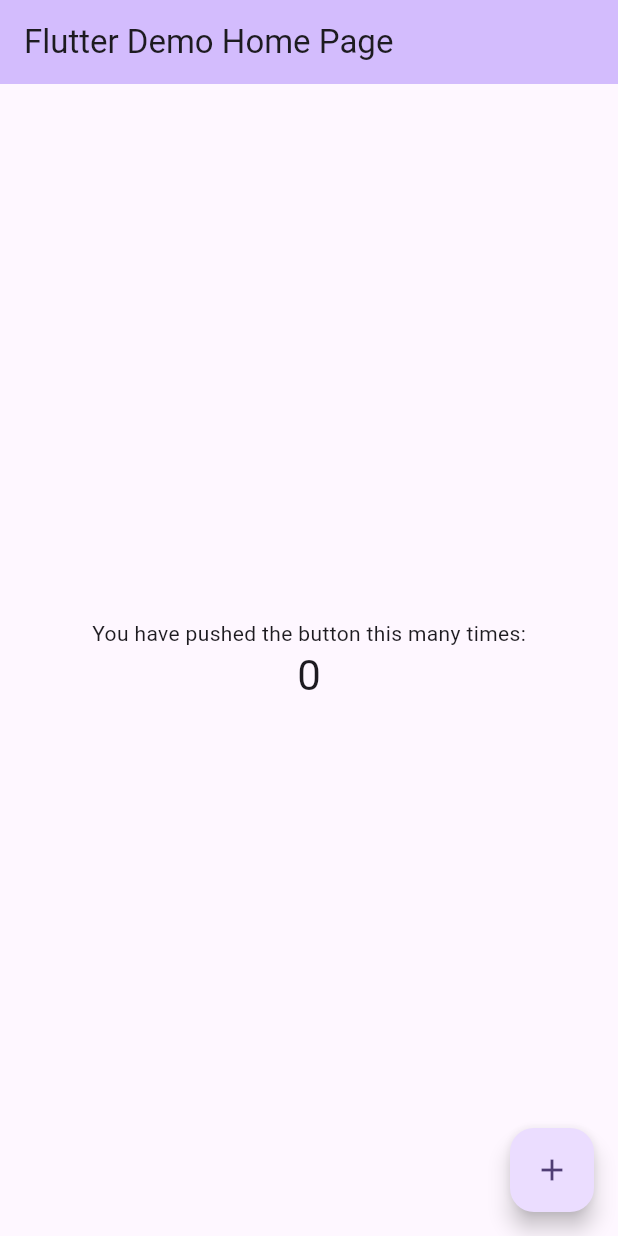
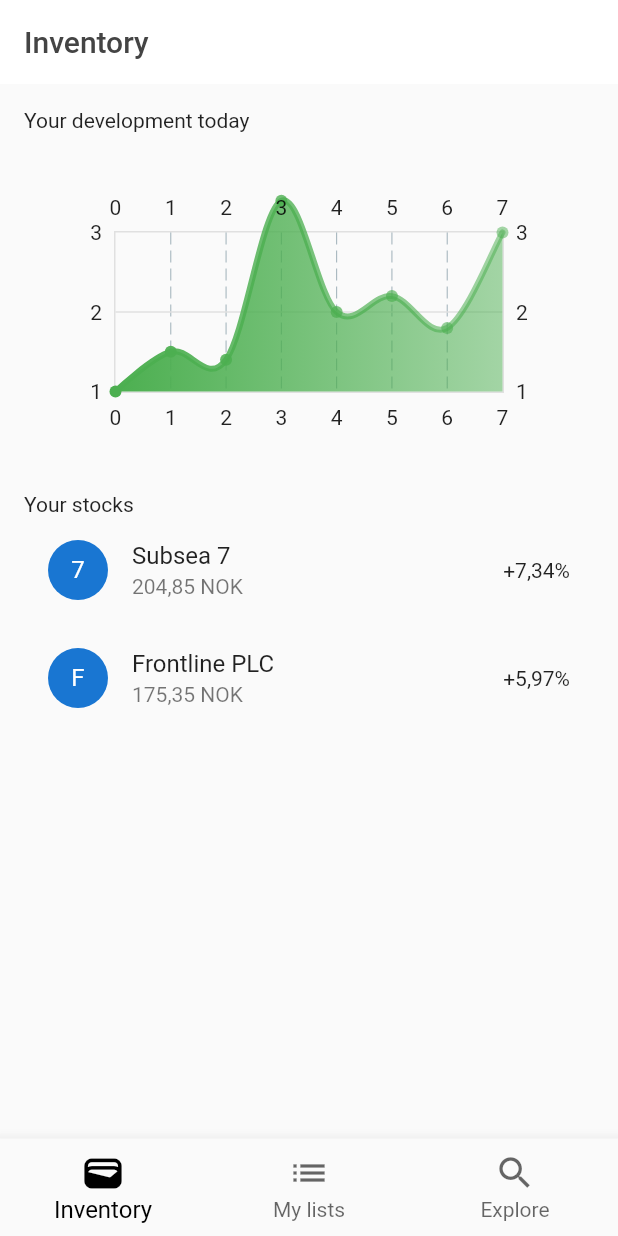
Before and after one commit to IDATA2503-Mobile-Applikasjoner/aksje_app, a Flutter app: the screen it shows after launch, on a phone screen of 412 x 824 dp. Run offline on Flutter 3.47's test engine with Material 2 defaults, Android fonts, the light colour scheme and no system bars; drawn by our look-alikes of fl_chart.

Commit message:
Skeleton: navbar and inventory

```diff
--- a/lib/main.dart
+++ b/lib/main.dart
@@ -1,125 +1,78 @@
 import 'package:flutter/material.dart';
+import 'package:aksje_app/widgets/inventory.dart';
+
+// Define the light theme color scheme
+const kLightPrimaryColor = Color(0xFFFFFFFF); // White
+const kLightSecondaryColor = Color(0xFF444444); // Soft black/dark gray
+const kLightButtonColor = Color.fromARGB(255, 0, 92, 184); // Dark Blue
+
+const kLightColorScheme = ColorScheme.light(
+  primary: kLightButtonColor,
+  onPrimary: kLightPrimaryColor,
+  background: kLightPrimaryColor,
+  onBackground: kLightSecondaryColor,
+);
+
+// Define the dark theme color scheme
+const kDarkPrimaryColor = Color(0xFF00264D); // Dark Blue
+const kDarkSecondaryColor = Color(0xFFCCCCCC); // Light gray
+const kDarkButtonColor = Color(0xFFFFFFFF); // White for contrast in dark mode
+
+const kDarkColorScheme = ColorScheme.dark(
+  primary: kDarkButtonColor,
+  onPrimary: kDarkPrimaryColor,
+  background: kDarkPrimaryColor,
+  onBackground: kDarkSecondaryColor,
+);
 
 void main() {
-  runApp(const MyApp());
-}
-
-class MyApp extends StatelessWidget {
-  const MyApp({super.key});
-
-  // This widget is the root of your application.
-  @override
-  Widget build(BuildContext context) {
-    return MaterialApp(
-      title: 'Flutter Demo',
-      theme: ThemeData(
-        // This is the theme of your application.
-        //
-        // TRY THIS: Try running your application with "flutter run". You'll see
-        // the application has a blue toolbar. Then, without quitting the app,
-        // try changing the seedColor in the colorScheme below to Colors.green
-        // and then invoke "hot reload" (save your changes or press the "hot
-        // reload" button in a Flutter-supported IDE, or press "r" if you used
-        // the command line to start the app).
-        //
-        // Notice that the counter didn't reset back to zero; the application
-        // state is not lost during the reload. To reset the state, use hot
-        // restart instead.
-        //
-        // This works for code too, not just values: Most code changes can be
-        // tested with just a hot reload.
-        colorScheme: ColorScheme.fromSeed(seedColor: Colors.deepPurple),
-        useMaterial3: true,
-      ),
-      home: const MyHomePage(title: 'Flutter Demo Home Page'),
-    );
-  }
-}
-
-class MyHomePage extends StatefulWidget {
-  const MyHomePage({super.key, required this.title});
-
-  // This widget is the home page of your application. It is stateful, meaning
-  // that it has a State object (defined below) that contains fields that affect
-  // how it looks.
-
-  // This class is the configuration for the state. It holds the values (in this
-  // case the title) provided by the parent (in this case the App widget) and
-  // used by the build method of the State. Fields in a Widget subclass are
-  // always marked "final".
-
-  final String title;
-
-  @override
-  State<MyHomePage> createState() => _MyHomePageState();
-}
-
-class _MyHomePageState extends State<MyHomePage> {
-  int _counter = 0;
-
-  void _incrementCounter() {
-    setState(() {
-      // This call to setState tells the Flutter framework that something has
-      // changed in this State, which causes it to rerun the build method below
-      // so that the display can reflect the updated values. If we changed
-      // _counter without calling setState(), then the build method would not be
-      // called again, and so nothing would appear to happen.
-      _counter++;
-    });
-  }
-
-  @override
-  Widget build(BuildContext context) {
-    // This method is rerun every time setState is called, for instance as done
-    // by the _incrementCounter method above.
-    //
-    // The Flutter framework has been optimized to make rerunning build methods
-    // fast, so that you can just rebuild anything that needs updating rather
-    // than having to individually change instances of widgets.
-    return Scaffold(
-      appBar: AppBar(
-        // TRY THIS: Try changing the color here to a specific color (to
-        // Colors.amber, perhaps?) and trigger a hot reload to see the AppBar
-        // change color while the other colors stay the same.
-        backgroundColor: Theme.of(context).colorScheme.inversePrimary,
-        // Here we take the value from the MyHomePage object that was created by
-        // the App.build method, and use it to set our appbar title.
-        title: Text(widget.title),
-      ),
-      body: Center(
-        // Center is a layout widget. It takes a single child and positions it
-        // in the middle of the parent.
-        child: Column(
-          // Column is also a layout widget. It takes a list of children and
-          // arranges them vertically. By default, it sizes itself to fit its
-          // children horizontally, and tries to be as tall as its parent.
-          //
-          // Column has various properties to control how it sizes itself and
-          // how it positions its children. Here we use mainAxisAlignment to
-          // center the children vertically; the main axis here is the vertical
-          // axis because Columns are vertical (the cross axis would be
-          // horizontal).
-          //
-          // TRY THIS: Invoke "debug painting" (choose the "Toggle Debug Paint"
-          // action in the IDE, or press "p" in the console), to see the
-          // wireframe for each widget.
-          mainAxisAlignment: MainAxisAlignment.center,
-          children: <Widget>[
-            const Text(
-              'You have pushed the button this many times:',
-            ),
-            Text(
-              '$_counter',
-              style: Theme.of(context).textTheme.headlineMedium,
-            ),
-          ],
+  runApp(
+    MaterialApp(
+      title: 'Investmate',
+      // Define the dark theme for the app
+      darkTheme: ThemeData.dark().copyWith(
+        colorScheme: kDarkColorScheme,
+        appBarTheme: const AppBarTheme(
+          backgroundColor: kDarkPrimaryColor,
+          foregroundColor: kDarkSecondaryColor,
+        ),
+        cardTheme: CardTheme(
+          color: kDarkColorScheme.surface,
+          margin: const EdgeInsets.symmetric(
+            horizontal: 16,
+            vertical: 8,
+          ),
+        ),
+        elevatedButtonTheme: ElevatedButtonThemeData(
+          style: ElevatedButton.styleFrom(
+            foregroundColor: kDarkPrimaryColor,
+            backgroundColor: kDarkButtonColor,
+          ),
         ),
       ),
-      floatingActionButton: FloatingActionButton(
-        onPressed: _incrementCounter,
-        tooltip: 'Increment',
-        child: const Icon(Icons.add),
-      ), // This trailing comma makes auto-formatting nicer for build methods.
-    );
-  }
+      // Define the light theme for the app
+      theme: ThemeData.light().copyWith(
+        colorScheme: kLightColorScheme,
+        appBarTheme: const AppBarTheme(
+          backgroundColor: kLightPrimaryColor,
+          foregroundColor: kLightSecondaryColor,
+          elevation: 0.0, // No shadow for a cleaner look
+        ),
+        cardTheme: CardTheme(
+          color: kLightColorScheme.surface,
+          margin: const EdgeInsets.symmetric(
+            horizontal: 16,
+            vertical: 8,
+          ),
+        ),
+        elevatedButtonTheme: ElevatedButtonThemeData(
+          style: ElevatedButton.styleFrom(
+            foregroundColor: kLightPrimaryColor,
+            backgroundColor: kLightButtonColor,
+          ),
+        ),
+      ),
+      home: const Inventory(),
+    ),
+  );
 }
--- /dev/null
+++ b/lib/widgets/inventory.dart
@@ -0,0 +1,60 @@
+import 'package:aksje_app/widgets/stock_chart.dart';
+import 'package:fl_chart/fl_chart.dart';
+import 'package:flutter/material.dart';
+import 'package:aksje_app/widgets/navbar.dart';
+
+class Inventory extends StatefulWidget {
+  const Inventory({super.key});
+
+  @override
+  State<StatefulWidget> createState() {
+    return _InventoryState();
+  }
+}
+
+class _InventoryState extends State<Inventory> {
+  @override
+  Widget build(BuildContext context) {
+    return Scaffold(
+      appBar: AppBar(
+        title: const Text('Inventory'),
+      ),
+      body: const Padding(
+        padding: EdgeInsets.all(16.0),
+        child: Column(
+          crossAxisAlignment: CrossAxisAlignment.start,
+          children: [
+            Text('Your development today'),
+            SizedBox(height: 20.0),
+            // Some placeholder for the graph
+            StockChart(data: [
+              FlSpot(0, 1),
+              FlSpot(1, 1.5),
+              FlSpot(2, 1.4),
+              FlSpot(3, 3.4),
+              FlSpot(4, 2),
+              FlSpot(5, 2.2),
+              FlSpot(6, 1.8),
+              FlSpot(7, 3),
+            ]),
+            SizedBox(height: 20.0),
+            Text('Your stocks'),
+            ListTile(
+              leading: CircleAvatar(child: Text('7')),
+              title: Text('Subsea 7'),
+              subtitle: Text('204,85 NOK'),
+              trailing: Text('+7,34%'),
+            ),
+            ListTile(
+              leading: CircleAvatar(child: Text('F')),
+              title: Text('Frontline PLC'),
+              subtitle: Text('175,35 NOK'),
+              trailing: Text('+5,97%'),
+            ),
+          ],
+        ),
+      ),
+      bottomNavigationBar: const CustomBottomNavigationBar(),
+    );
+  }
+}
--- /dev/null
+++ b/lib/widgets/navbar.dart
@@ -0,0 +1,39 @@
+import 'package:flutter/material.dart';
+
+class CustomBottomNavigationBar extends StatefulWidget {
+  const CustomBottomNavigationBar({super.key});
+
+  @override
+  State<StatefulWidget> createState() {
+    return _CustomBottomNavigationBarState();
+  }
+}
+
+class _CustomBottomNavigationBarState extends State<CustomBottomNavigationBar> {
+  int _selectedIndex = 0;
+
+  @override
+  Widget build(BuildContext context) {
+    return BottomNavigationBar(
+      items: const [
+        BottomNavigationBarItem(icon: Icon(Icons.wallet), label: 'Inventory'),
+        BottomNavigationBarItem(icon: Icon(Icons.list), label: 'My lists'),
+        BottomNavigationBarItem(icon: Icon(Icons.search), label: 'Explore'),
+      ],
+      currentIndex: _selectedIndex,
+      onTap: _onItemTapped,
+      selectedItemColor: Colors.black,  // Color for the selected item
+      unselectedItemColor: Colors.black.withOpacity(0.6),  // Lighter color for the unselected items
+      selectedIconTheme: const IconThemeData(size: 30), // selected icon size
+      unselectedIconTheme: const IconThemeData(size: 28), // unselected icon size
+      selectedLabelStyle: const TextStyle(fontSize: 16), // selected label size
+      unselectedLabelStyle: const TextStyle(fontSize: 14), // unselected label size
+    );
+  }
+
+  void _onItemTapped(int index) {
+    setState(() {
+      _selectedIndex = index;
+    });
+  }
+}
--- /dev/null
+++ b/lib/widgets/stock_chart.dart
@@ -0,0 +1,70 @@
+import 'package:flutter/material.dart';
+import 'package:fl_chart/fl_chart.dart';
+
+class StockChart extends StatefulWidget {
+  final List<FlSpot> data;
+
+  const StockChart({super.key, required this.data});
+
+  @override
+  State<StatefulWidget> createState() => _StockChartState();
+}
+
+class _StockChartState extends State<StockChart> {
+  @override
+  Widget build(BuildContext context) {
+    final bool isPositiveGrowth =
+        widget.data.last.y > widget.data.first.y; // Check if growth is positive
+
+    final LinearGradient gradient = LinearGradient(
+      colors: isPositiveGrowth
+          ? [Colors.green, Colors.green.withOpacity(0.5)]
+          : [Colors.red, Colors.red.withOpacity(0.5)],
+    );
+
+    return Container(
+      height: 200.0,
+      padding: const EdgeInsets.all(16.0),
+      child: LineChart(
+        LineChartData(
+          gridData: FlGridData(
+            show: true,
+            drawHorizontalLine: true,
+            getDrawingHorizontalLine: (value) {
+              return FlLine(
+                color: Colors.grey[300]!,
+                strokeWidth: 1,
+              );
+            },
+          ),
+          titlesData: FlTitlesData(show: true),
+          borderData: FlBorderData(
+            show: true,
+            border: Border.all(color: Colors.grey[300]!, width: 1),
+          ),
+          minX: widget.data.first.x, // assuming data is sorted
+          maxX: widget.data.last.x,
+          minY: widget.data.first.y, // this can be dynamic based on the min/max value in your data
+          maxY: widget.data.last.y, // this too
+          lineBarsData: [
+            LineChartBarData(
+              spots: widget.data,
+              isCurved: true,
+              gradient: gradient, // updated to use gradient
+              barWidth: 4,
+              isStrokeCapRound: true,
+              belowBarData: BarAreaData(
+                show: true,
+                gradient: gradient, // updated to use gradient
+              ),
+              dotData: FlDotData(
+                show: true,
+                checkToShowDot: (spot, barData) => true,
+              ),
+            ),
+          ],
+        ),
+      ),
+    );
+  }
+}
--- a/pubspec.yaml
+++ b/pubspec.yaml
@@ -35,6 +35,7 @@ dependencies:
   # The following adds the Cupertino Icons font to your application.
   # Use with the CupertinoIcons class for iOS style icons.
   cupertino_icons: ^1.0.2
+  fl_chart: ^0.64.0
 
 dev_dependencies:
   flutter_test:
```
Also changed, not shown: lib/models/stock.dart (added), pubspec.lock.
